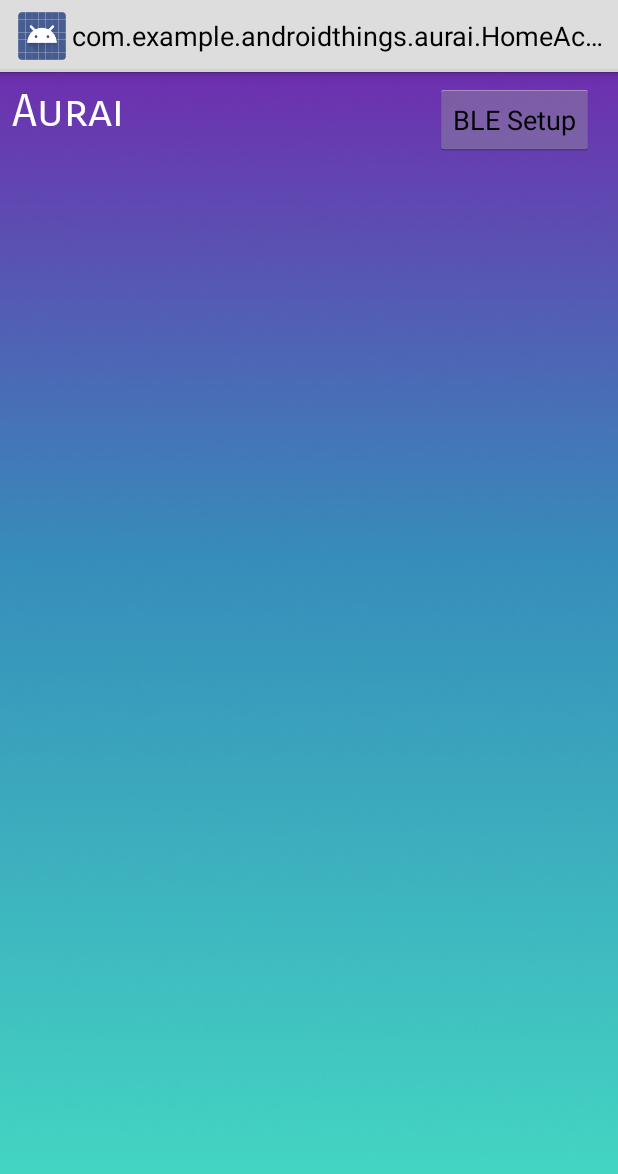
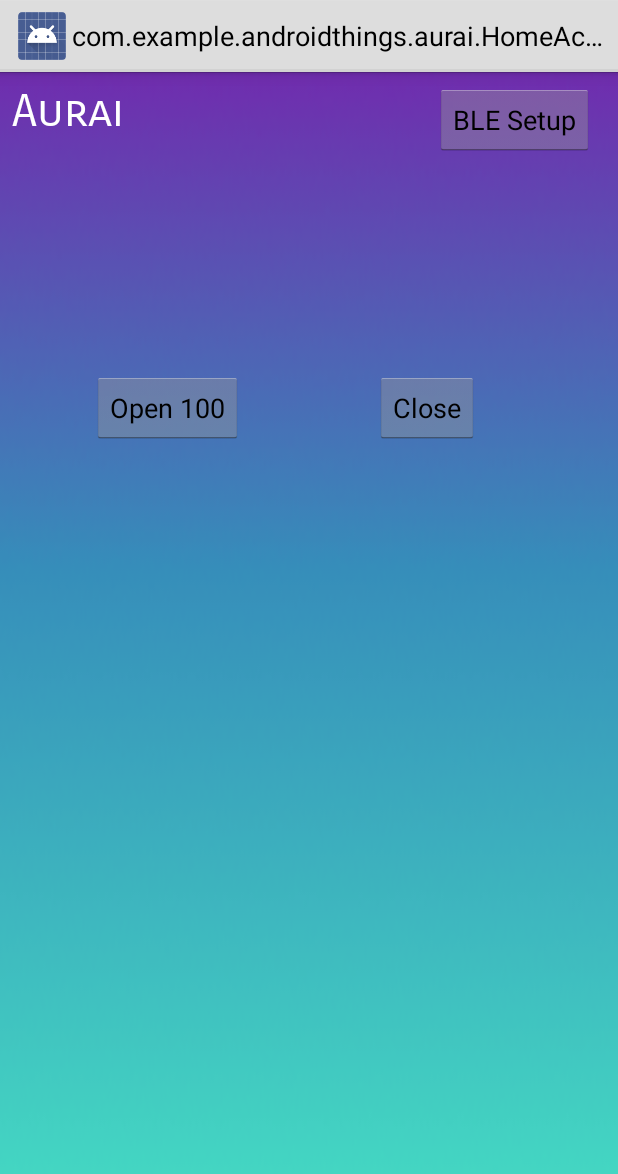
Before and after one commit to idd-fall17/team-aurai, an Android app: the HomeActivity screen opened directly, with no data from a screen before it, on a phone screen of 412 x 824 dp. Shown: the top 1174 px of the screen. Run offline under Robolectric (Android 15) with nearby library versions, the phone set to English and light mode, and no system bars; 1 statement that could not run was skipped.

Commit message:
added constants and ability to write characteristic to feather

```diff
--- a/picoproapp/src/main/java/com/example/android/bluetoothlegatt/DeviceControlActivity.java
+++ b/picoproapp/src/main/java/com/example/android/bluetoothlegatt/DeviceControlActivity.java
@@ -37,6 +37,7 @@ import android.widget.TextView;
 
 import 	android.support.v7.app.AppCompatActivity;
 
+import com.example.androidthings.aurai.Constants;
 import com.example.androidthings.aurai.R;
 
 import java.util.ArrayList;
--- a/picoproapp/src/main/java/com/example/androidthings/aurai/HomeActivity.java
+++ b/picoproapp/src/main/java/com/example/androidthings/aurai/HomeActivity.java
@@ -7,6 +7,7 @@ import android.bluetooth.BluetoothGatt;
 import android.bluetooth.BluetoothGattCharacteristic;
 import android.bluetooth.BluetoothGattServer;
 import android.bluetooth.BluetoothGattServerCallback;
+import android.bluetooth.BluetoothGattService;
 import android.bluetooth.BluetoothManager;
 import android.bluetooth.BluetoothProfile;
 import android.bluetooth.le.AdvertiseCallback;
@@ -26,6 +27,7 @@ import android.view.View;
 import android.view.ViewGroup;
 import android.widget.Button;
 
+import com.example.android.bluetoothlegatt.BluetoothLeService;
 import com.example.android.bluetoothlegatt.DeviceControlActivity;
 import com.example.android.bluetoothlegatt.DeviceScanActivity;
 
@@ -87,7 +89,7 @@ public class HomeActivity extends Activity {
         }
 
         /* Setup button click for BLE setup screen */
-        Button BLESetupButton = (Button) findViewById(R.id.BLESetup);
+        final Button BLESetupButton = (Button) findViewById(R.id.BLESetup);
         BLESetupButton.setOnClickListener(new View.OnClickListener() {
             @Override
             public void onClick(View view) {
@@ -97,6 +99,40 @@ public class HomeActivity extends Activity {
             }
         });
 
+
+
+
+
+        /* Setup button click for closing window */
+        Button closeButton = (Button) findViewById(R.id.close);
+        closeButton.setOnClickListener(new View.OnClickListener() {
+            @Override
+            public void onClick(View view) {
+
+                boolean success = writeCharacteristic(0);
+
+                if (!success) {
+                    Log.d(TAG, "characteristic did not write to close the window");
+                }
+
+
+            }
+        });
+
+        /* Setup button click for opening window */
+        Button openButton = (Button) findViewById(R.id.open);
+        openButton.setOnClickListener(new View.OnClickListener() {
+            @Override
+            public void onClick(View view) {
+
+                boolean success = writeCharacteristic(100);
+
+                if (!success) {
+                    Log.d(TAG, "characteristic did not write to open the window");
+                }
+
+            }
+        });
     }
 
 
@@ -306,4 +342,39 @@ public class HomeActivity extends Activity {
 //            }
         }
     };
+
+
+    /**
+     * Takes a given integer window position and writes the value to the feather using BLE GATT service.
+     *
+     * @param position 0-100 int value of the window position
+     * @return true if successfully wrote characteristic, false if failure
+     */
+    public boolean writeCharacteristic(int position) {
+
+        BluetoothGatt mBluetoothGatt = Constants.getmBluetoothGatt();
+
+        //check mBluetoothGatt is available
+        if (mBluetoothGatt == null) {
+            Log.e(TAG, "lost connection");
+            return false;
+        }
+        BluetoothGattService Service = mBluetoothGatt.getService(Constants.CUSTOM_SERVICE);
+        if (Service == null) {
+            Log.e(TAG, "service not found!");
+            return false;
+        }
+        BluetoothGattCharacteristic charac = Service.getCharacteristic(Constants.POSITION);
+        if (charac == null) {
+            Log.e(TAG, "position characteristic not found!");
+            return false;
+        }
+
+        byte[] value = new byte[1];
+        value[0] = (byte) position;
+        charac.setValue(value);
+        boolean status = mBluetoothGatt.writeCharacteristic(charac);
+        return status;
+
+    }
 }
--- a/picoproapp/src/main/java/com/example/androidthings/aurai/MotorControllerBLEProfile.java
+++ b/picoproapp/src/main/java/com/example/androidthings/aurai/MotorControllerBLEProfile.java
@@ -16,8 +16,8 @@ public class MotorControllerBLEProfile {
     public static int windowPos = 0;
 
     /* UUID's for each action */
-    public static UUID CUSTOM_SERVICE = UUID.fromString("20ff77b5-75c2-45b2-851d-b42b041d35c3");
-    public static UUID POSITION = UUID.fromString("199b4278-8c07-4e71-bd0d-7f4e1fd576d2");
+    public static UUID CUSTOM_SERVICE = Constants.CUSTOM_SERVICE;
+    public static UUID POSITION = Constants.POSITION;
 
 
     /**
--- a/picoproapp/src/main/res/layout/homelayout.xml
+++ b/picoproapp/src/main/res/layout/homelayout.xml
@@ -8,12 +8,8 @@
 
     <ImageView
         android:id="@+id/backgroundView"
-        android:layout_width="530dp"
+        android:layout_width="0dp"
         android:layout_height="0dp"
-        android:layout_marginBottom="-4dp"
-        android:layout_marginEnd="-4dp"
-        android:layout_marginStart="-5dp"
-        android:layout_marginTop="-10dp"
         android:scaleType="fitXY"
         android:src="@drawable/background_gradient"
         android:visibility="visible"
@@ -47,4 +43,23 @@
         app:layout_constraintRight_toRightOf="parent"
         app:layout_constraintTop_toTopOf="parent" />
 
+    <Button
+        android:id="@+id/close"
+        android:layout_width="wrap_content"
+        android:layout_height="wrap_content"
+        android:layout_marginStart="250dp"
+        android:text="Close"
+        app:layout_constraintStart_toStartOf="parent"
+        app:layout_constraintTop_toTopOf="@+id/open" />
+
+    <Button
+        android:id="@+id/open"
+        android:layout_width="wrap_content"
+        android:layout_height="wrap_content"
+        android:layout_marginEnd="250dp"
+        android:layout_marginTop="200dp"
+        android:text="Open 100"
+        app:layout_constraintEnd_toEndOf="parent"
+        app:layout_constraintTop_toTopOf="parent" />
+
 </android.support.constraint.ConstraintLayout>
```
Also changed, not shown: picoproapp/src/main/java/com/example/android/bluetoothlegatt/BluetoothLeService.java (+48 -25 lines), picoproapp/src/main/java/com/example/androidthings/aurai/Constants.java (added, +28 -0 lines).
